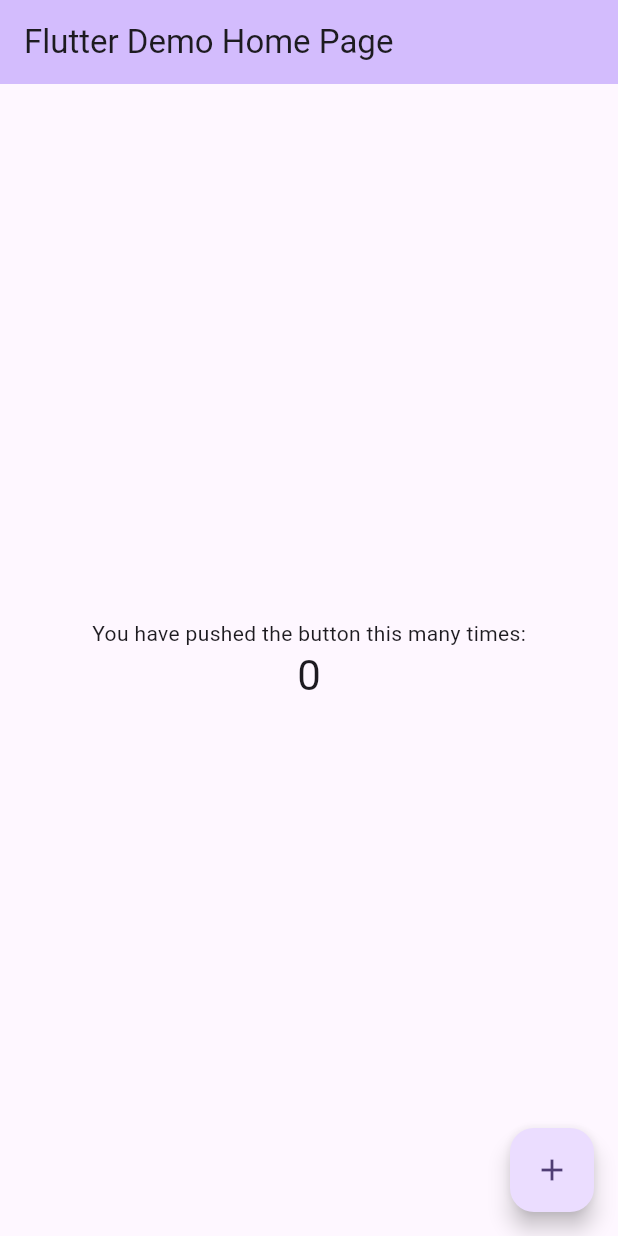
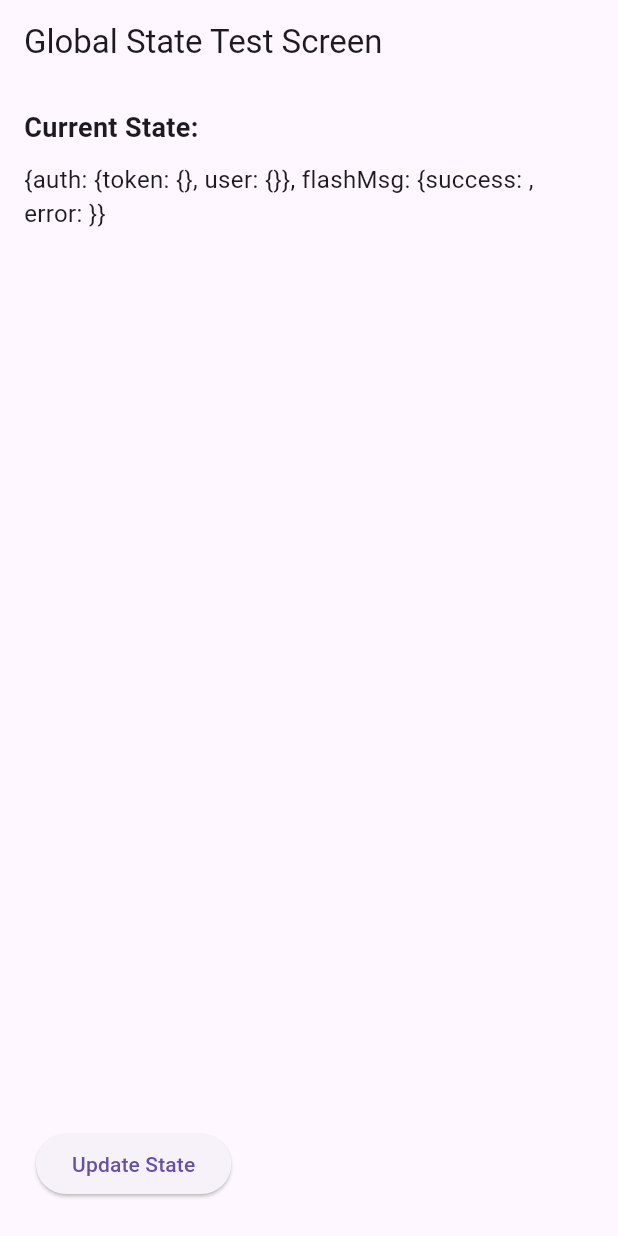
Before and after one commit to AliRedaGomaa01/expense-tracer-flutter, a Flutter app: the screen it shows after launch, on a phone screen of 412 x 824 dp. Run offline on Flutter 3.47's test engine with Material 3 defaults, Android fonts, the phone set to English and light mode, and no system bars; our stand-ins replace flutter_riverpod, shared_preferences.

Commit message:
handle global state

```diff
--- a/lib/main.dart
+++ b/lib/main.dart
@@ -1,125 +1,85 @@
 import 'package:flutter/material.dart';
+import 'package:flutter_riverpod/flutter_riverpod.dart';
+import 'providers/global_state_provider.dart';
 
 void main() {
-  runApp(const MyApp());
+  WidgetsFlutterBinding.ensureInitialized();
+
+  runApp(ProviderScope(child: MyApp()));
 }
 
-class MyApp extends StatelessWidget {
+class MyApp extends ConsumerWidget {
   const MyApp({super.key});
 
-  // This widget is the root of your application.
   @override
-  Widget build(BuildContext context) {
+  Widget build(BuildContext context, WidgetRef ref) {
+    // Get access to the GlobalStateNotifier to modify the state
+    final globalStateNotifier = ref.read(globalStateNotifierProvider.notifier);
+
+    globalStateNotifier.loadInitialState();
+
     return MaterialApp(
-      title: 'Flutter Demo',
-      theme: ThemeData(
-        // This is the theme of your application.
-        //
-        // TRY THIS: Try running your application with "flutter run". You'll see
-        // the application has a purple toolbar. Then, without quitting the app,
-        // try changing the seedColor in the colorScheme below to Colors.green
-        // and then invoke "hot reload" (save your changes or press the "hot
-        // reload" button in a Flutter-supported IDE, or press "r" if you used
-        // the command line to start the app).
-        //
-        // Notice that the counter didn't reset back to zero; the application
-        // state is not lost during the reload. To reset the state, use hot
-        // restart instead.
-        //
-        // This works for code too, not just values: Most code changes can be
-        // tested with just a hot reload.
-        colorScheme: ColorScheme.fromSeed(seedColor: Colors.deepPurple),
-        useMaterial3: true,
-      ),
-      home: const MyHomePage(title: 'Flutter Demo Home Page'),
+      home: TestScreen(),
     );
   }
 }
 
-class MyHomePage extends StatefulWidget {
-  const MyHomePage({super.key, required this.title});
+class TestScreen extends ConsumerWidget {
+  const TestScreen({super.key});
+  @override
+  Widget build(BuildContext context, WidgetRef ref) {
+    // Watch the current state of the global state
+    final globalState = ref.watch(globalStateNotifierProvider);
+    // Get access to the GlobalStateNotifier to modify the state
+    final globalStateNotifier = ref.read(globalStateNotifierProvider.notifier);
 
-  // This widget is the home page of your application. It is stateful, meaning
-  // that it has a State object (defined below) that contains fields that affect
-  // how it looks.
-
-  // This class is the configuration for the state. It holds the values (in this
-  // case the title) provided by the parent (in this case the App widget) and
-  // used by the build method of the State. Fields in a Widget subclass are
-  // always marked "final".
-
-  final String title;
-
-  @override
-  State<MyHomePage> createState() => _MyHomePageState();
-}
-
-class _MyHomePageState extends State<MyHomePage> {
-  int _counter = 0;
-
-  void _incrementCounter() {
-    setState(() {
-      // This call to setState tells the Flutter framework that something has
-      // changed in this State, which causes it to rerun the build method below
-      // so that the display can reflect the updated values. If we changed
-      // _counter without calling setState(), then the build method would not be
-      // called again, and so nothing would appear to happen.
-      _counter++;
-    });
-  }
-
-  @override
-  Widget build(BuildContext context) {
-    // This method is rerun every time setState is called, for instance as done
-    // by the _incrementCounter method above.
-    //
-    // The Flutter framework has been optimized to make rerunning build methods
-    // fast, so that you can just rebuild anything that needs updating rather
-    // than having to individually change instances of widgets.
     return Scaffold(
       appBar: AppBar(
-        // TRY THIS: Try changing the color here to a specific color (to
-        // Colors.amber, perhaps?) and trigger a hot reload to see the AppBar
-        // change color while the other colors stay the same.
-        backgroundColor: Theme.of(context).colorScheme.inversePrimary,
-        // Here we take the value from the MyHomePage object that was created by
-        // the App.build method, and use it to set our appbar title.
-        title: Text(widget.title),
+        title: Text('Global State Test Screen'),
       ),
-      body: Center(
-        // Center is a layout widget. It takes a single child and positions it
-        // in the middle of the parent.
+      body: Padding(
+        padding: const EdgeInsets.all(16.0),
         child: Column(
-          // Column is also a layout widget. It takes a list of children and
-          // arranges them vertically. By default, it sizes itself to fit its
-          // children horizontally, and tries to be as tall as its parent.
-          //
-          // Column has various properties to control how it sizes itself and
-          // how it positions its children. Here we use mainAxisAlignment to
-          // center the children vertically; the main axis here is the vertical
-          // axis because Columns are vertical (the cross axis would be
-          // horizontal).
-          //
-          // TRY THIS: Invoke "debug painting" (choose the "Toggle Debug Paint"
-          // action in the IDE, or press "p" in the console), to see the
-          // wireframe for each widget.
-          mainAxisAlignment: MainAxisAlignment.center,
-          children: <Widget>[
-            const Text(
-              'You have pushed the button this many times:',
+          crossAxisAlignment: CrossAxisAlignment.start,
+          children: [
+            Text(
+              'Current State:',
+              style: TextStyle(fontSize: 18, fontWeight: FontWeight.bold),
             ),
-            Text(
-              '$_counter',
-              style: Theme.of(context).textTheme.headlineMedium,
+            SizedBox(height: 10),
+            // Display the current global state
+            Expanded(
+              child: SingleChildScrollView(
+                child: Text(
+                  globalState.toString(),
+                  style: TextStyle(fontSize: 16),
+                ),
+              ),
+            ),
+            SizedBox(height: 20),
+            // Button to modify the global state
+            Padding(
+              padding: const EdgeInsets.all(8.0),
+              child: ElevatedButton(
+                onPressed: () {
+                  // Update the global state when the button is pressed
+                  globalStateNotifier.updateGlobalState({
+                    'auth': {
+                      'user': {'name': 'John Doe'},
+                      'token': {
+                        'text': '',
+                        'expires_at':
+                            DateTime.now().add(Duration(days: 1)).toString(),
+                      },
+                    }
+                  });
+                },
+                child: Text('Update State'),
+              ),
             ),
           ],
         ),
       ),
-      floatingActionButton: FloatingActionButton(
-        onPressed: _incrementCounter,
-        tooltip: 'Increment',
-        child: const Icon(Icons.add),
-      ), // This trailing comma makes auto-formatting nicer for build methods.
     );
   }
 }
--- /dev/null
+++ b/lib/providers/global_state_provider.dart
@@ -0,0 +1,53 @@
+import 'dart:convert';
+import 'package:flutter_riverpod/flutter_riverpod.dart';
+import 'package:shared_preferences/shared_preferences.dart';
+
+// Define a class to manage state with custom logic.
+class GlobalStateNotifier extends StateNotifier<Map<String, dynamic>> {
+  GlobalStateNotifier() : super(_initialState);
+
+  static final Map<String, dynamic> _initialState = {
+    'auth': {
+      'token': {},
+      'user': {},
+    },
+    'flashMsg': {
+      'success': "",
+      'error': "",
+    },
+  };
+
+  Future<void> loadInitialState() async {
+    final prefs = await SharedPreferences.getInstance();
+
+    final String? auth = prefs.getString('auth');
+
+    print(auth);
+
+    final Map authMap = auth != null
+        ? jsonDecode(auth)
+        : {
+            'token': {},
+            'user': {},
+          };
+
+    state = {
+      ...state,
+      'auth': authMap,
+    };
+  }
+
+  Future<void> updateGlobalState(Map<String, dynamic> newState) async {
+    state = {...state, ...newState};
+
+    final prefs = await SharedPreferences.getInstance();
+
+    prefs.setString('auth', jsonEncode(state['auth']));
+  }
+}
+
+// Define a provider for the GlobalStateNotifier.
+final globalStateNotifierProvider =
+    StateNotifierProvider<GlobalStateNotifier, Map<String, dynamic>>(
+  (ref) => GlobalStateNotifier(),
+);
--- a/pubspec.yaml
+++ b/pubspec.yaml
@@ -34,6 +34,8 @@ dependencies:
   # The following adds the Cupertino Icons font to your application.
   # Use with the CupertinoIcons class for iOS style icons.
   cupertino_icons: ^1.0.8
+  flutter_riverpod: ^2.6.1
+  shared_preferences: ^2.3.4
 
 dev_dependencies:
   flutter_test:
```
Also changed, not shown: pubspec.lock, 1 other file.
